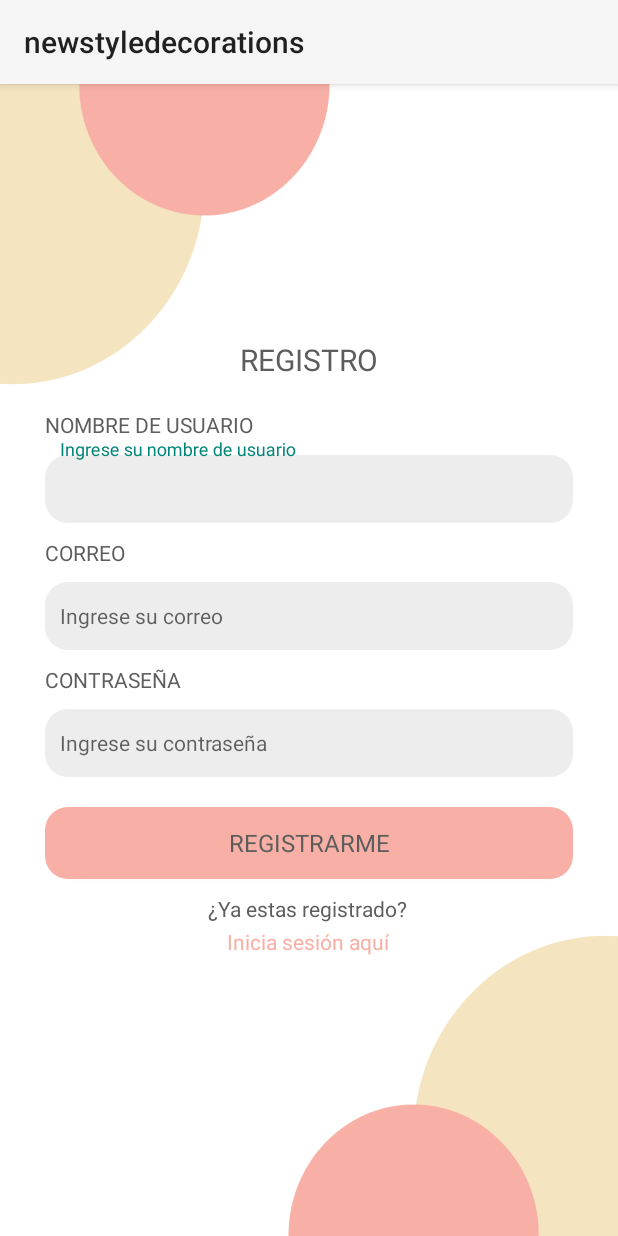
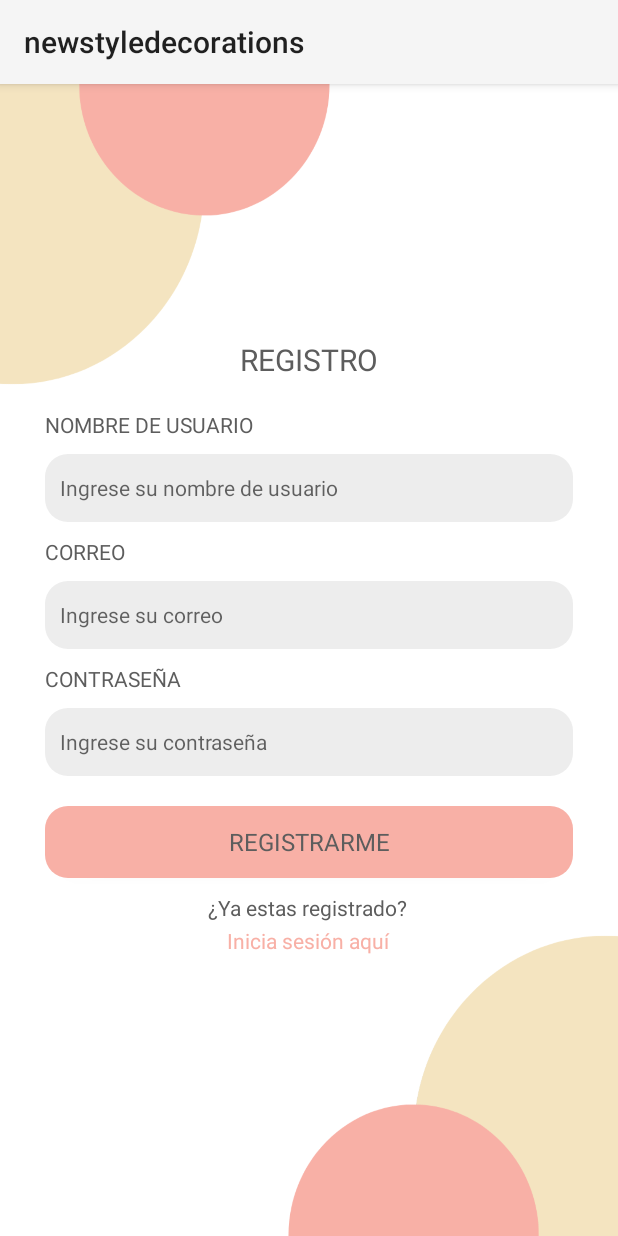
Before and after one commit to JulianRivas17/newstyledecorations, an Android app: the RegisterActivity screen opened directly, with no data from a screen before it, on a phone screen of 412 x 824 dp. Run offline under Robolectric (Android 15) with nearby library versions, the phone set to English and light mode, and no system bars; our stand-ins replace Firebase (no records; nobody signed in at launch, a user with empty details on screens opened directly).

Commit message:
Quité animaciones de hint en campos email y user

```diff
--- a/app/src/main/res/layout/register.xml
+++ b/app/src/main/res/layout/register.xml
@@ -36,15 +36,11 @@
                 android:id="@+id/textView9"
                 android:layout_width="match_parent"
                 android:layout_height="wrap_content"
+                android:layout_marginBottom="10dp"
                 android:text="NOMBRE DE USUARIO"
                 android:textColor="#5D5D5D"
                 android:textSize="14sp" />
-
-            <com.google.android.material.textfield.TextInputLayout
-                android:layout_width="match_parent"
-                android:layout_height="match_parent">
-
-                <com.google.android.material.textfield.TextInputEditText
+            <EditText
                 android:id="@+id/input_user"
                 android:layout_width="match_parent"
                 android:layout_height="45dp"
@@ -53,8 +49,6 @@
                 android:padding="10dp"
                 android:textColor="#5D5D5D"
                 android:textSize="14sp" />
-            </com.google.android.material.textfield.TextInputLayout>
-
         </LinearLayout>
 
         <LinearLayout
```
Also changed, not shown: app/src/main/res/layout/login.xml (+2 -6 lines). Lines whose indentation alone changed are shown as unchanged.
